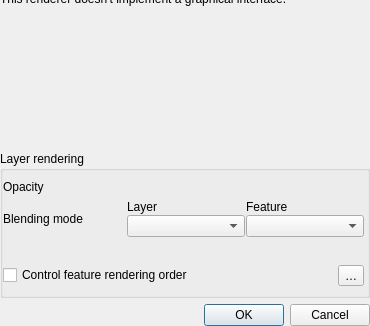
The window that src/ui/qgsrendererv2propsdialogbase.ui (qgis/QGIS) describes before a commit, drawn with Qt 5; both pictures show x 0 to 370 and y 175 to 501 of the 370 by 501 pixel window.
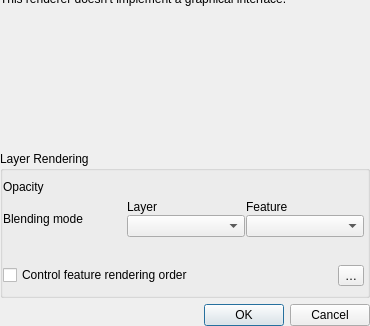
The same window after the commit. Icons and pictures are not drawn. Custom widgets are drawn as their Qt base class.

What changed in the file:
```diff
--- a/src/ui/qgsrendererv2propsdialogbase.ui
+++ b/src/ui/qgsrendererv2propsdialogbase.ui
@@ -93,7 +93,7 @@
          <item>
           <widget class="QgsCollapsibleGroupBox" name="mLayerRenderingGroupBox">
            <property name="title">
-            <string>Layer rendering</string>
+            <string>Layer Rendering</string>
            </property>
            <property name="flat">
             <bool>true</bool>
```
